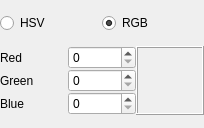
First picture: the form in widgets/colorspinboxgroup.ui, repository liuyanghejerry/painttyWidget, before the edit.
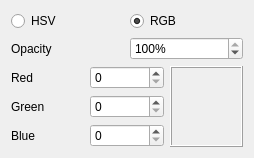
Second picture: the form after the edit.

Patch:
```diff
--- a/widgets/colorspinboxgroup.ui
+++ b/widgets/colorspinboxgroup.ui
@@ -7,17 +7,11 @@
    <rect>
     <x>0</x>
     <y>0</y>
-    <width>204</width>
-    <height>128</height>
+    <width>254</width>
+    <height>152</height>
    </rect>
   </property>
   <layout class="QVBoxLayout" name="verticalLayout">
-   <property name="spacing">
-    <number>0</number>
-   </property>
-   <property name="margin">
-    <number>0</number>
-   </property>
    <item>
     <layout class="QHBoxLayout" name="horizontalLayout">
      <item>
@@ -39,6 +33,30 @@
      </item>
     </layout>
    </item>
+   <item>
+    <layout class="QHBoxLayout" name="horizontalLayout_2">
+     <item>
+      <widget class="QLabel" name="opacity">
+       <property name="text">
+        <string>Opacity</string>
+       </property>
+      </widget>
+     </item>
+     <item>
+      <widget class="QSpinBox" name="opacityBox">
+       <property name="suffix">
+        <string>%</string>
+       </property>
+       <property name="maximum">
+        <number>100</number>
+       </property>
+       <property name="value">
+        <number>100</number>
+       </property>
+      </widget>
+     </item>
+    </layout>
+   </item>
    <item>
     <layout class="QGridLayout" name="gridLayout">
      <item row="1" column="1">
```
Left out of the diff: 26 changed lines with no effect on the pictures.
